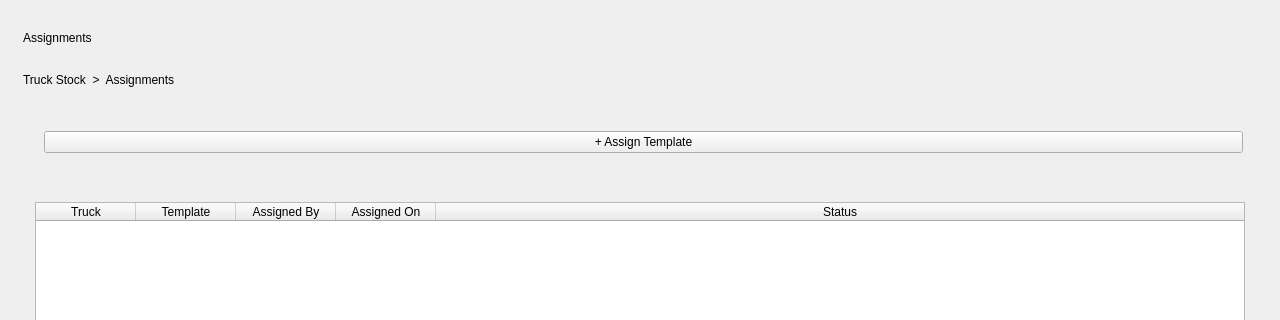
First picture: the form in InventoryQtApp/AssignmentsPage.ui, repository Felipeact/InventoryQtApp, before the edit; both pictures show x 0 to 1280 and y 0 to 320 of the 1280 by 820 pixel window.
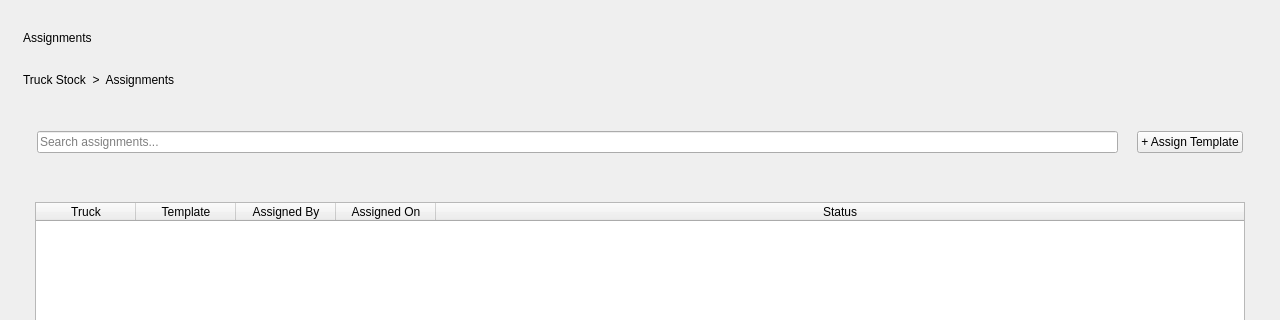
Second picture: the form after the edit.

Commit message: Assignments Page is complete:

What changed in the file:
```diff
--- a/InventoryQtApp/AssignmentsPage.ui
+++ b/InventoryQtApp/AssignmentsPage.ui
@@ -90,6 +90,14 @@
 										<number>12</number>
 									</property>
 
+									<item>
+										<widget class="QLineEdit" name="searchInput">
+											<property name="placeholderText">
+												<string>Search assignments...</string>
+											</property>
+										</widget>
+									</item>
+
 									<item>
 										<spacer name="toolbarSpacer">
 											<property name="orientation">
```
The commit also changes 3 other files.
